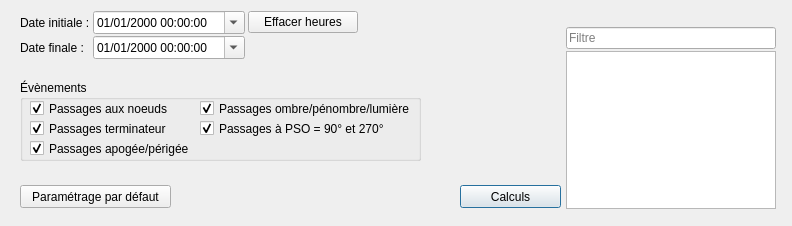
mconsidine/previsat_archive, file src/interface/onglets/previsions/calculsevenementsorbitaux.ui: the form before one commit.
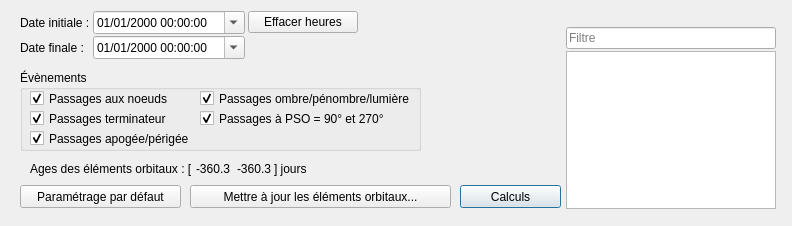
The form after the commit.

Commit message: Ajout de boutons de mise a jour des elements orbitaux dans les onglets de previsions

Patch:
```diff
--- a/src/interface/onglets/previsions/calculsevenementsorbitaux.ui
+++ b/src/interface/onglets/previsions/calculsevenementsorbitaux.ui
@@ -47,7 +47,7 @@
    <property name="geometry">
     <rect>
      <x>20</x>
-     <y>80</y>
+     <y>70</y>
      <width>401</width>
      <height>81</height>
     </rect>
@@ -279,7 +279,7 @@
     <rect>
      <x>20</x>
      <y>185</y>
-     <width>151</width>
+     <width>161</width>
      <height>23</height>
     </rect>
    </property>
@@ -312,6 +312,83 @@
     <bool>true</bool>
    </property>
   </widget>
+  <widget class="QWidget" name="gridLayoutWidget">
+   <property name="geometry">
+    <rect>
+     <x>30</x>
+     <y>160</y>
+     <width>278</width>
+     <height>18</height>
+    </rect>
+   </property>
+   <layout class="QGridLayout" name="gridLayout_ageElem">
+    <property name="horizontalSpacing">
+     <number>3</number>
+    </property>
+    <item row="0" column="1">
+     <widget class="QLabel" name="ageElementsOrbitaux1">
+      <property name="font">
+       <font/>
+      </property>
+      <property name="mouseTracking">
+       <bool>true</bool>
+      </property>
+      <property name="text">
+       <string notr="true">-360.3 </string>
+      </property>
+     </widget>
+    </item>
+    <item row="0" column="0">
+     <widget class="QLabel" name="lbl_ageElementsOrbitaux">
+      <property name="font">
+       <font/>
+      </property>
+      <property name="text">
+       <string>Ages des éléments orbitaux : [</string>
+      </property>
+     </widget>
+    </item>
+    <item row="0" column="2">
+     <widget class="QLabel" name="ageElementsOrbitaux2">
+      <property name="font">
+       <font/>
+      </property>
+      <property name="mouseTracking">
+       <bool>true</bool>
+      </property>
+      <property name="text">
+       <string notr="true">-360.3</string>
+      </property>
+     </widget>
+    </item>
+    <item row="0" column="3">
+     <widget class="QLabel" name="lbl_jours">
+      <property name="font">
+       <font/>
+      </property>
+      <property name="mouseTracking">
+       <bool>true</bool>
+      </property>
+      <property name="text">
+       <string>] jours</string>
+      </property>
+     </widget>
+    </item>
+   </layout>
+  </widget>
+  <widget class="QPushButton" name="majElementsOrbitaux">
+   <property name="geometry">
+    <rect>
+     <x>190</x>
+     <y>185</y>
+     <width>261</width>
+     <height>23</height>
+    </rect>
+   </property>
+   <property name="text">
+    <string>Mettre à jour les éléments orbitaux...</string>
+   </property>
+  </widget>
  </widget>
  <resources/>
  <connections/>
```
The commit also changes 15 other files.
